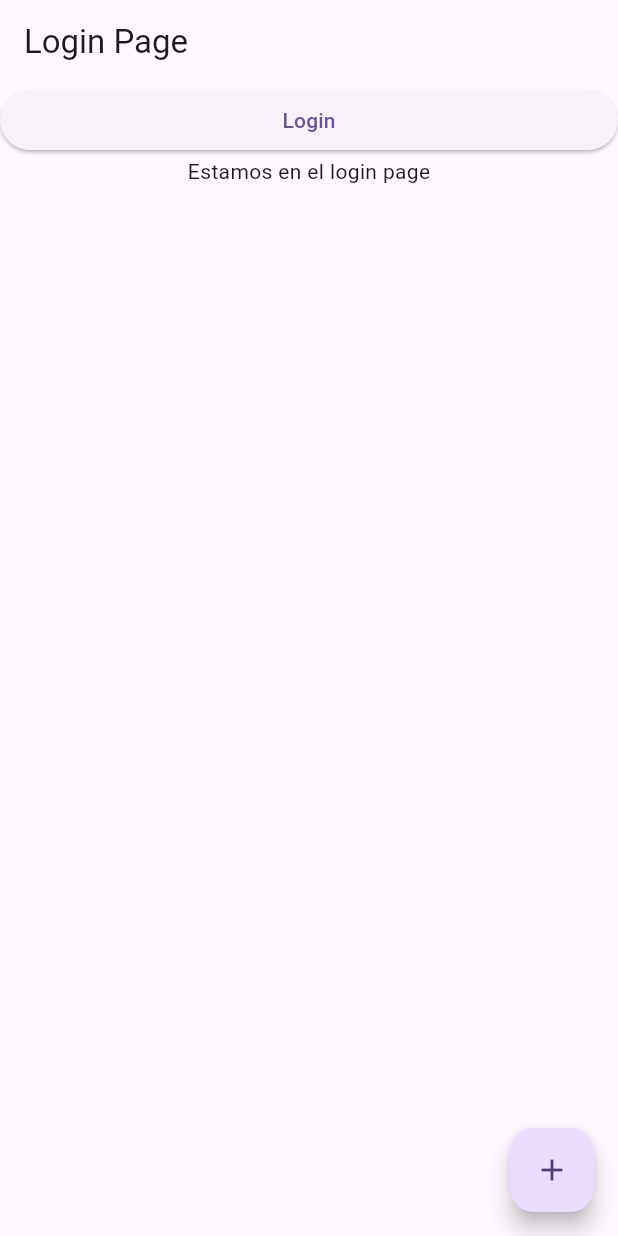
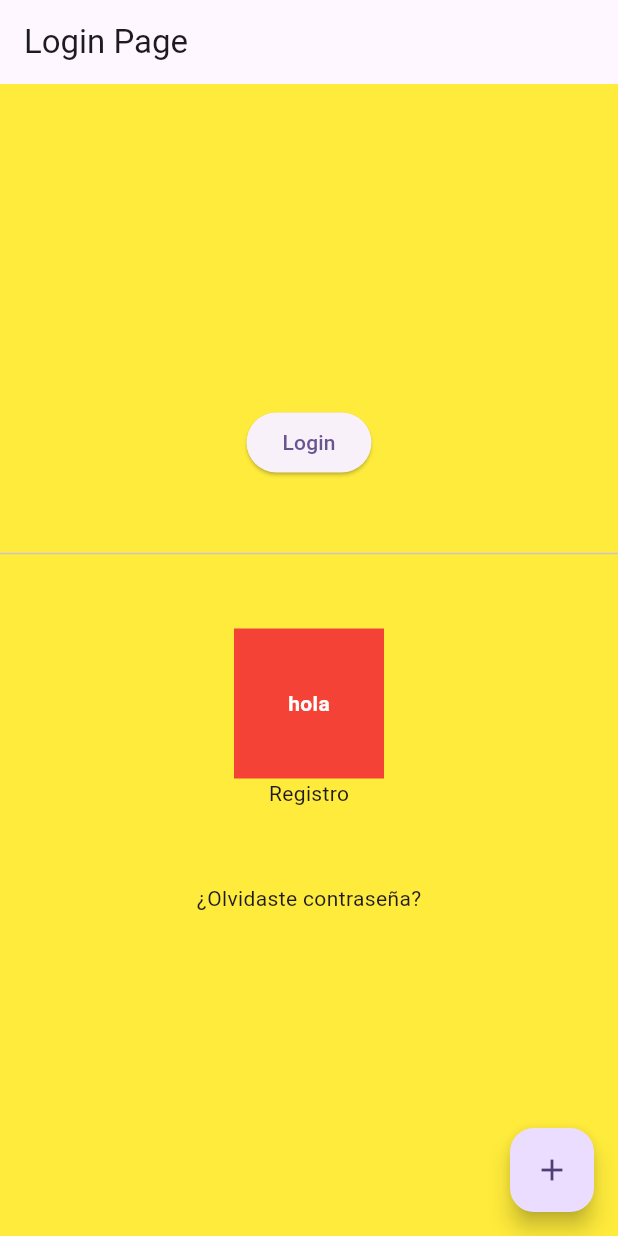
Before and after one commit to alvarocastilla05/PMDM, a Flutter app: the screen it shows after launch, on a phone screen of 412 x 824 dp. Run offline on Flutter 3.47's test engine with Material 3 defaults, Android fonts, the light colour scheme and no system bars.

Commit message:
Hoy si vaa

```diff
--- a/Flutter/helloapp/lib/login_page.dart
+++ b/Flutter/helloapp/lib/login_page.dart
@@ -10,17 +10,43 @@ class LoginPage extends StatelessWidget {
       floatingActionButton: FloatingActionButton(
         onPressed: () {},
         child: const Icon(Icons.add)),
-      body:  Column(
-        children: [
-          SizedBox(
+      body:  Container(
+        color: Colors.yellow,
+        child: SizedBox(
           width: double.infinity,
-          child: ElevatedButton(
-            onPressed: () {},
-            child: const Text('Login')
+          child: Column(
+            mainAxisAlignment: MainAxisAlignment.center,
+            crossAxisAlignment: CrossAxisAlignment.center,
+            children: [
+              ElevatedButton(
+                onPressed: () {},
+                child: const Text('Login')
+              ),
+              const Divider(
+                height: 100,
+                //color: Colors.yellow,
+              ),
+              SizedBox(
+                height: 100,
+                width: 100,
+                child: Stack(
+                  children:[ Container(
+                    color: Colors.red,
+                    child: const Center(child: Text('hola',
+                                          style: TextStyle(
+                                            color: Colors.white,
+                                            fontWeight: FontWeight.bold))),
+                  ),
+            ])),
+              Container(
+                margin: const EdgeInsets.only(bottom: 50),
+                child: const Text('Registro')),
+              const Text('¿Olvidaste contraseña?'),
+
+
+            ],
           ),
-          ),
-          const Text('Estamos en el login page'),
-        ],
+        ),
       ));
   }
 }
```
